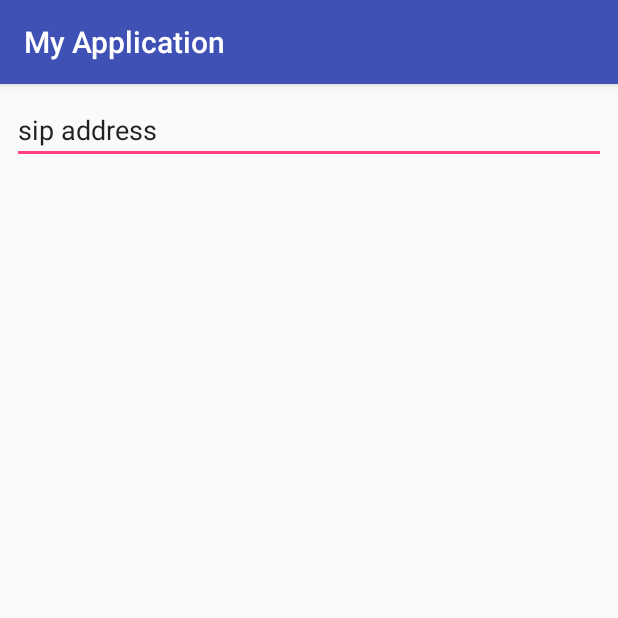
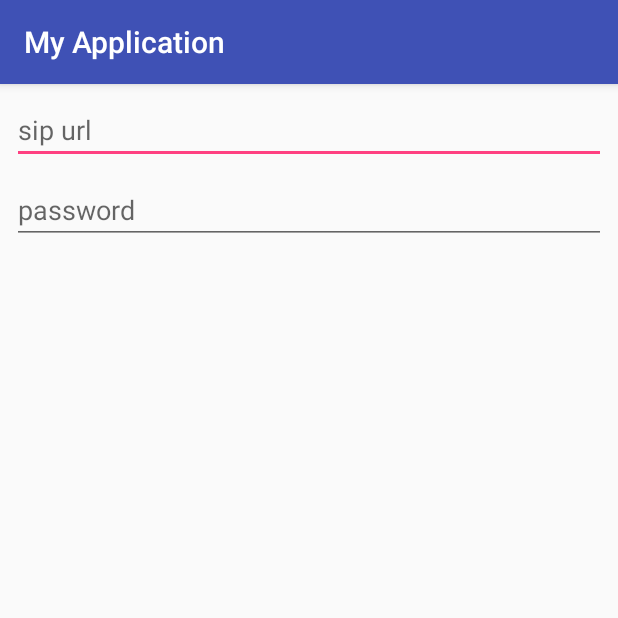
Before and after one commit to AbhishekThakur22/MyApplication, an Android app: the screen it shows after launch (MainActivity), on a phone screen of 412 x 824 dp, the top half of it. Run offline under Robolectric (Android 15) with nearby library versions, the phone set to English and light mode, and no system bars.

Commit message:
Default Code

```diff
--- a/app/src/main/res/layout/activity_main.xml
+++ b/app/src/main/res/layout/activity_main.xml
@@ -3,20 +3,36 @@
     xmlns:app="http://schemas.android.com/apk/res-auto"
     xmlns:tools="http://schemas.android.com/tools"
     android:layout_width="match_parent"
-    android:layout_height="wrap_content"
+    android:layout_height="match_parent"
     tools:context="com.example.iblink.myapplication.MainActivity">
 
     <EditText
         android:id="@+id/editText2"
         android:layout_width="match_parent"
-        android:layout_height="match_parent"
+        android:layout_height="wrap_content"
         android:layout_marginEnd="8dp"
         android:layout_marginStart="8dp"
         android:layout_marginTop="8dp"
         android:ems="10"
+        android:hint="sip url"
         android:inputType="textPersonName"
-        android:text="sip address"
+        app:layout_constraintEnd_toEndOf="parent"
+        app:layout_constraintHorizontal_bias="0.0"
+        app:layout_constraintStart_toStartOf="parent"
+        app:layout_constraintTop_toTopOf="parent"
+        app:layout_constraintVertical_chainStyle="spread" />
+
+    <EditText
+        android:id="@+id/editText"
+        android:layout_width="match_parent"
+        android:layout_height="wrap_content"
+        android:layout_marginEnd="8dp"
+        android:layout_marginStart="8dp"
+        android:layout_marginTop="8dp"
+        android:ems="10"
+        android:hint="password"
+        android:inputType="textPassword"
         app:layout_constraintEnd_toEndOf="parent"
         app:layout_constraintStart_toStartOf="parent"
-        app:layout_constraintTop_toTopOf="parent" />
+        app:layout_constraintTop_toBottomOf="@+id/editText2" />
 </android.support.constraint.ConstraintLayout>
```
